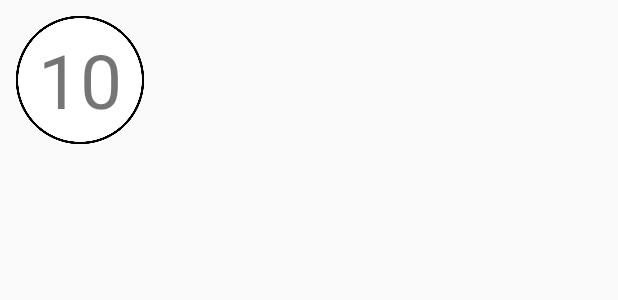
After one commit to josiprezic/SwitcherGame, an Android app: the layout levels_custom_item.xml on its own in the app's theme, with its tools: preview values and no code run, on a phone screen of 412 x 824 dp. The commit adds this screen. Shown: the top 300 px of the screen. Run offline under Robolectric (Android 15) with nearby library versions, the phone set to English and light mode, and no system bars.

Commit message:
Dodan gridView na LevelsActivity

```diff
--- a/app/src/main/AndroidManifest.xml
+++ b/app/src/main/AndroidManifest.xml
@@ -19,7 +19,8 @@
         <activity android:name=".Levels.Level1" />
         <activity android:name=".Levels.Level2" />
         <activity android:name=".Levels.Level3" />
-        <activity android:name=".Levels.Level4"></activity>
+        <activity android:name=".Levels.Level4" />
+        <activity android:name=".LevelsActivity"></activity>
     </application>
 
 </manifest>
--- /dev/null
+++ b/app/src/main/res/layout/levels_custom_item.xml
@@ -0,0 +1,22 @@
+<?xml version="1.0" encoding="utf-8"?>
+<RelativeLayout xmlns:android="http://schemas.android.com/apk/res/android"
+    android:layout_width="match_parent" android:layout_height="match_parent">
+
+    <ImageView
+        android:layout_width="100dp"
+        android:layout_height="100dp"
+        android:src="@drawable/krug"
+        android:layout_margin="3dp"
+        />
+
+    <TextView
+        android:id="@+id/tvLevelsCustomItem"
+        android:layout_width="100dp"
+        android:layout_height="100dp"
+        android:text="10"
+        android:textSize="50dp"
+        android:gravity="center"
+        android:layout_margin="3dp"
+        />
+
+</RelativeLayout>
```
Also changed, not shown: app/src/main/java/com/example/josip/switchergame/GridAdapter.java (added, +53 -0 lines), app/src/main/java/com/example/josip/switchergame/LevelsActivity.java (added, +36 -0 lines), app/src/main/java/com/example/josip/switchergame/MainActivity.java (+6 -12 lines), app/src/main/res/layout/activity_levels.xml (added, +22 -0 lines), app/src/main/res/drawable/krug.png (added).
